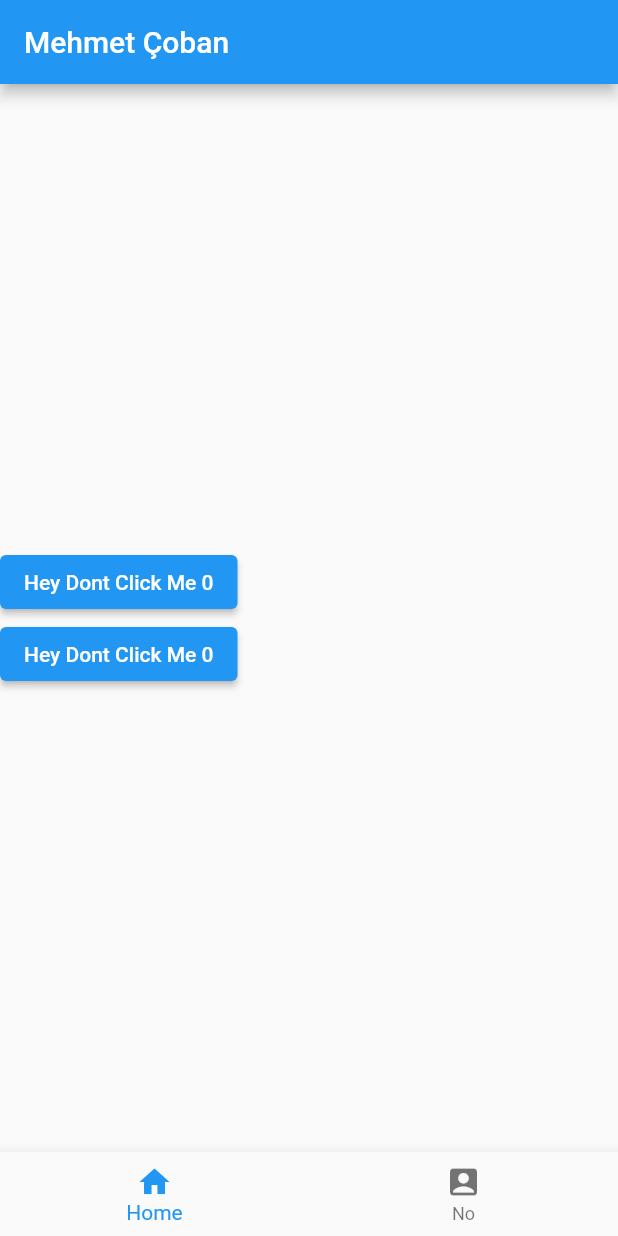
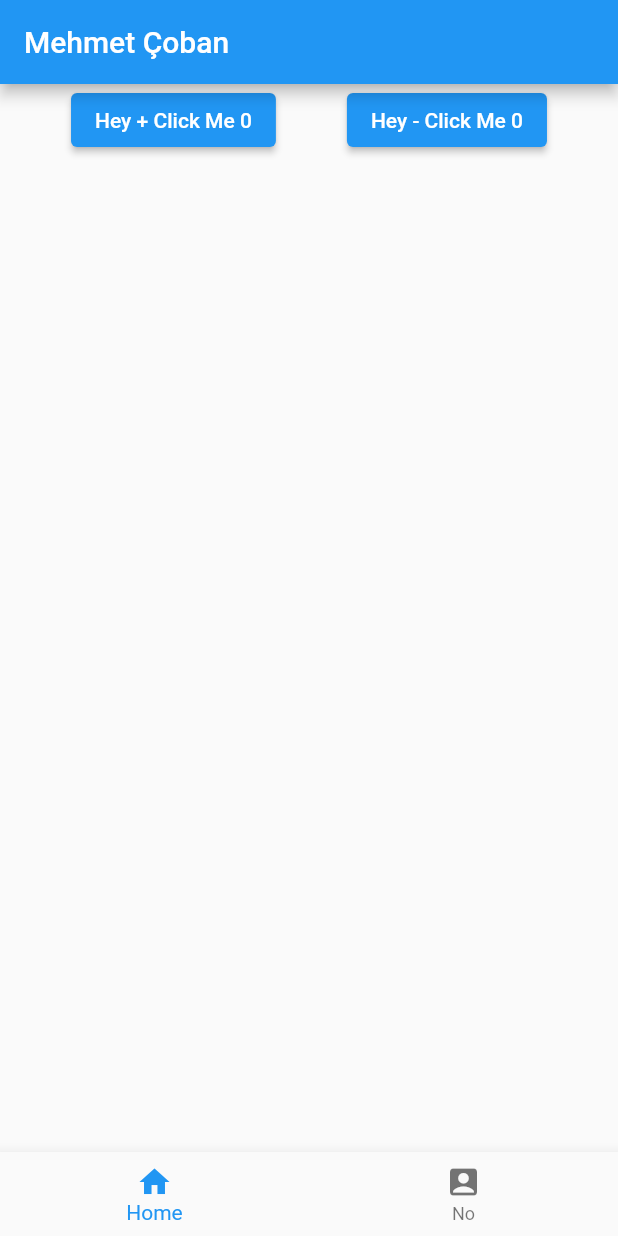
Before and after one commit to MehmetUzel/FlutterLearning, a Flutter app: the screen it shows after launch, on a phone screen of 412 x 824 dp. Run offline on Flutter 3.47's test engine with Material 2 defaults, Android fonts, the light colour scheme and no system bars.

Commit message:
Row Usage

```diff
--- a/flutter_learn/lib/main.dart
+++ b/flutter_learn/lib/main.dart
@@ -25,9 +25,11 @@ class _MyAppState extends State<MyApp> {
         body: Center(
           child: SizedBox(
             width: double.infinity,
-            child: Column(
-              mainAxisAlignment: MainAxisAlignment.center,
+            height: double.infinity,
+            child: Row(
+              mainAxisAlignment: MainAxisAlignment.spaceEvenly,
               crossAxisAlignment: CrossAxisAlignment.start,
+
               children: [
                 ElevatedButton(
                   onPressed: () {
@@ -35,15 +37,15 @@ class _MyAppState extends State<MyApp> {
                       num++;
                     });
                   },
-                  child: Text('Hey Dont Click Me ' + num.toString()),
+                  child: Text('Hey + Click Me ' + num.toString()),
                 ),
                 ElevatedButton(
                   onPressed: () {
                     setState(() {
-                      num++;
+                      num--;
                     });
                   },
-                  child: Text('Hey Dont Click Me ' + num.toString()),
+                  child: Text('Hey - Click Me ' + num.toString()),
                 ),
               ],
             ),
```
